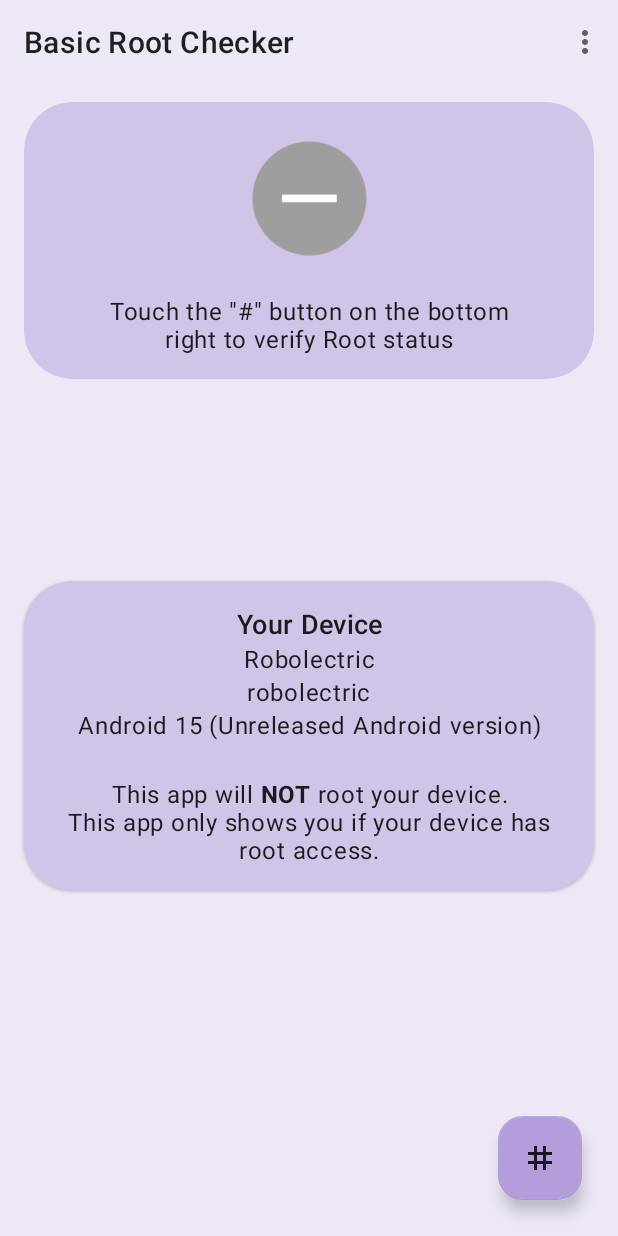
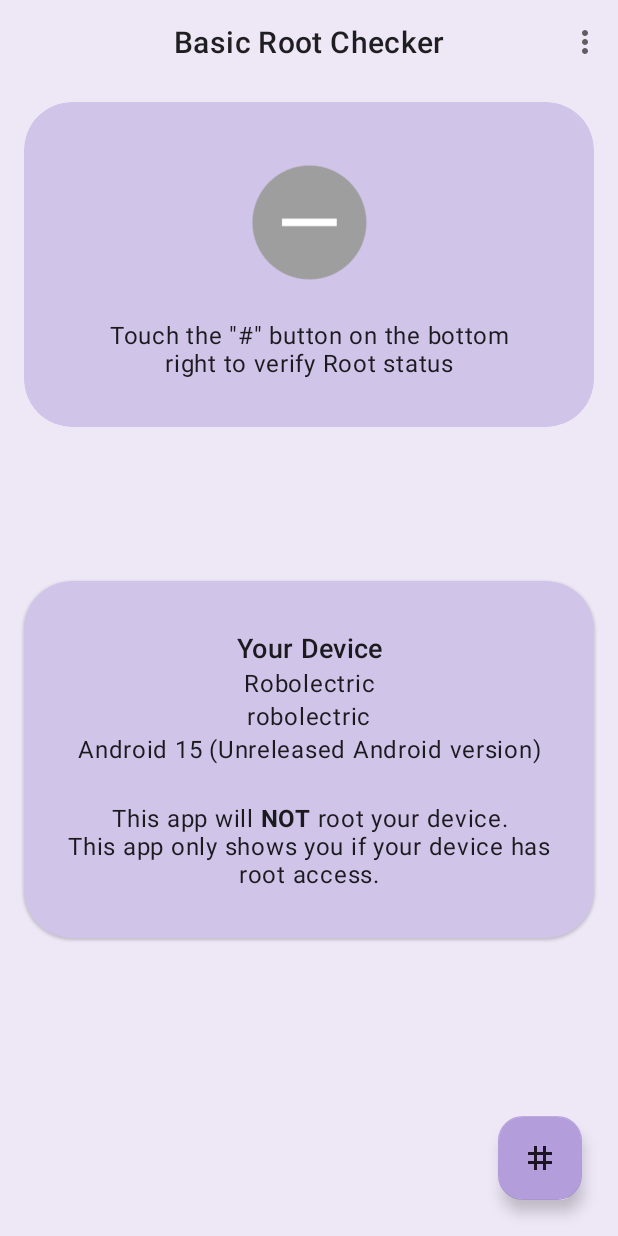
Before and after one commit to iboalali/Basic-Root-Checker, an Android app: the screen it shows after launch (MainActivity), on a phone screen of 412 x 824 dp. Run offline under Robolectric (Android 15) with nearby library versions, the phone set to English and light mode, and no system bars; our stand-ins replace data binding.

Commit message:
Updated toolbars

```diff
--- a/app/src/main/java/com/iboalali/basicrootchecker/MainActivity.java
+++ b/app/src/main/java/com/iboalali/basicrootchecker/MainActivity.java
@@ -3,12 +3,15 @@ package com.iboalali.basicrootchecker;
 import android.content.Intent;
 import android.os.Build;
 import android.os.Bundle;
+import android.view.Gravity;
 import android.view.Menu;
 import android.view.MenuItem;
 import android.view.View;
 
 import androidx.annotation.NonNull;
+import androidx.annotation.RequiresApi;
 import androidx.appcompat.app.AppCompatActivity;
+import androidx.appcompat.widget.AppCompatTextView;
 import androidx.core.graphics.Insets;
 import androidx.core.view.ViewCompat;
 import androidx.core.view.WindowCompat;
@@ -21,6 +24,8 @@ import com.iboalali.basicrootchecker.components.RootCheckerContract;
 import com.iboalali.basicrootchecker.databinding.ActivityMainBinding;
 import com.jaredrummler.android.device.DeviceName;
 
+import java.lang.reflect.Field;
+
 public class MainActivity extends AppCompatActivity implements RootCheckerContract {
 
     private ActivityMainBinding binding;
@@ -32,14 +37,9 @@ public class MainActivity extends AppCompatActivity implements RootCheckerContra
         initInstances();
     }
 
-    @Override
-    public boolean onCreateOptionsMenu(Menu menu) {
-        getMenuInflater().inflate(R.menu.menu_main, menu);
-        return true;
-    }
-
-    @Override
-    public boolean onOptionsItemSelected(@NonNull MenuItem item) {
+    private void initInstances() {
+        WindowCompat.setDecorFitsSystemWindows(getWindow(), false);
+        binding.appToolbar.setOnMenuItemClickListener(item -> {
             int id = item.getItemId();
 
             if (id == R.id.action_about) {
@@ -52,12 +52,21 @@ public class MainActivity extends AppCompatActivity implements RootCheckerContra
                 return true;
             }
 
-        return super.onOptionsItemSelected(item);
-    }
+            return false;
+        });
 
-    private void initInstances() {
-        WindowCompat.setDecorFitsSystemWindows(getWindow(), false);
-        setSupportActionBar(binding.appToolbar);
+        //try {
+        //    Field mTitleTextViewField = binding.appToolbar.getClass().getDeclaredField("mTitleTextView");
+        //    mTitleTextViewField.setAccessible(true);
+        //    AppCompatTextView title = (AppCompatTextView) mTitleTextViewField.get(binding.appToolbar);
+        //    if (title != null) {
+        //        title.setGravity(Gravity.CENTER);
+        //    }
+        //} catch (NoSuchFieldException e) {
+        //    e.printStackTrace();
+        //} catch (IllegalAccessException e) {
+        //    e.printStackTrace();
+        //}
 
         ViewCompat.setOnApplyWindowInsetsListener(binding.mainRootLayout, (v, windowInsets) -> {
             Insets insets = windowInsets.getInsets(WindowInsetsCompat.Type.systemBars());
--- a/app/src/main/res/layout/activity_about.xml
+++ b/app/src/main/res/layout/activity_about.xml
@@ -19,12 +19,12 @@
             app:layout_constraintStart_toStartOf="parent"
             app:layout_constraintTop_toTopOf="parent">
 
-            <androidx.appcompat.widget.Toolbar
+            <com.google.android.material.appbar.MaterialToolbar
                 android:id="@+id/app_toolbar"
                 android:layout_width="match_parent"
                 android:layout_height="?attr/actionBarSize"
                 android:layout_gravity="center"
-                app:navigationIcon="@drawable/ic_baseline_arrow_back_24"/>
+                app:navigationIcon="@drawable/ic_baseline_arrow_back_24" />
 
         </com.google.android.material.appbar.AppBarLayout>
 
@@ -40,7 +40,7 @@
                 android:layout_gravity="center"
                 app:cardBackgroundColor="?attr/colorOnPrimarySurface"
                 app:cardCornerRadius="@dimen/default_corner_radius"
-                app:cardElevation="@dimen/elevation_none">
+                app:cardElevation="@dimen/elevation_minimum">
 
                 <androidx.constraintlayout.widget.ConstraintLayout
                     android:layout_width="match_parent"
--- a/app/src/main/res/layout/activity_licence.xml
+++ b/app/src/main/res/layout/activity_licence.xml
@@ -24,7 +24,7 @@
                 app:expandedTitleGravity="bottom|start|left"
                 app:layout_scrollFlags="scroll|exitUntilCollapsed">
 
-                <androidx.appcompat.widget.Toolbar
+                <com.google.android.material.appbar.MaterialToolbar
                     android:id="@+id/toolbar"
                     android:layout_width="match_parent"
                     android:layout_height="?attr/actionBarSize"
--- a/app/src/main/res/layout/activity_main.xml
+++ b/app/src/main/res/layout/activity_main.xml
@@ -24,14 +24,13 @@
                 app:layout_constraintStart_toStartOf="parent"
                 app:layout_constraintTop_toTopOf="parent">
 
-                <androidx.appcompat.widget.Toolbar
+                <com.google.android.material.appbar.MaterialToolbar
                     android:id="@+id/app_toolbar"
                     android:layout_width="match_parent"
                     android:layout_height="?attr/actionBarSize"
-                    android:layout_gravity="center"
-                    android:gravity="center"
-                    android:textAlignment="center"
-                    app:menu="@menu/menu_main" />
+                    app:menu="@menu/menu_main"
+                    app:title="@string/app_name"
+                    app:titleCentered="true" />
 
             </com.google.android.material.appbar.AppBarLayout>
 
@@ -43,7 +42,7 @@
                 android:layout_marginTop="@dimen/root_status_margin_top"
                 app:cardBackgroundColor="?attr/colorPrimarySurface"
                 app:cardCornerRadius="@dimen/default_corner_radius"
-                app:cardElevation="@dimen/elevation_none"
+                app:cardElevation="@dimen/elevation_minimum"
                 app:layout_constraintEnd_toEndOf="parent"
                 app:layout_constraintStart_toStartOf="parent"
                 app:layout_constraintTop_toBottomOf="@id/app_bar">
@@ -52,7 +51,8 @@
                     android:layout_width="match_parent"
                     android:layout_height="wrap_content"
                     android:orientation="vertical"
-                    android:padding="@dimen/default_padding">
+                    android:paddingHorizontal="@dimen/default_padding"
+                    android:paddingVertical="@dimen/default_padding_double">
 
                     <FrameLayout
                         android:layout_width="@dimen/progress_container_size"
@@ -101,7 +101,7 @@
                 android:layout_marginBottom="@dimen/progress_container_size"
                 app:cardBackgroundColor="?attr/colorPrimarySurface"
                 app:cardCornerRadius="@dimen/default_corner_radius"
-                app:elevation="@dimen/elevation_none"
+                app:cardElevation="@dimen/elevation_minimum"
                 app:layout_constraintBottom_toBottomOf="parent"
                 app:layout_constraintEnd_toEndOf="parent"
                 app:layout_constraintStart_toStartOf="parent"
@@ -110,7 +110,8 @@
                 <androidx.constraintlayout.widget.ConstraintLayout
                     android:layout_width="wrap_content"
                     android:layout_height="wrap_content"
-                    android:padding="@dimen/default_padding">
+                    android:paddingHorizontal="@dimen/default_padding"
+                    android:paddingVertical="@dimen/default_padding_double">
 
                     <com.google.android.material.textview.MaterialTextView
                         android:id="@+id/text_view_device_info"
--- a/app/src/main/res/values/dimens.xml
+++ b/app/src/main/res/values/dimens.xml
@@ -24,5 +24,6 @@
     <dimen name="default_margin">16dp</dimen>
     <dimen name="default_margin_one_and_half">24dp</dimen>
     <dimen name="elevation_none">0dp</dimen>
+    <dimen name="elevation_minimum">1dp</dimen>
 
 </resources>
```
Also changed, not shown: app/src/main/java/com/iboalali/basicrootchecker/AboutActivity.java (+1 -17 lines), app/src/main/java/com/iboalali/basicrootchecker/LicenceActivity.java (+1 -7 lines). Lines whose indentation alone changed are shown as unchanged.
